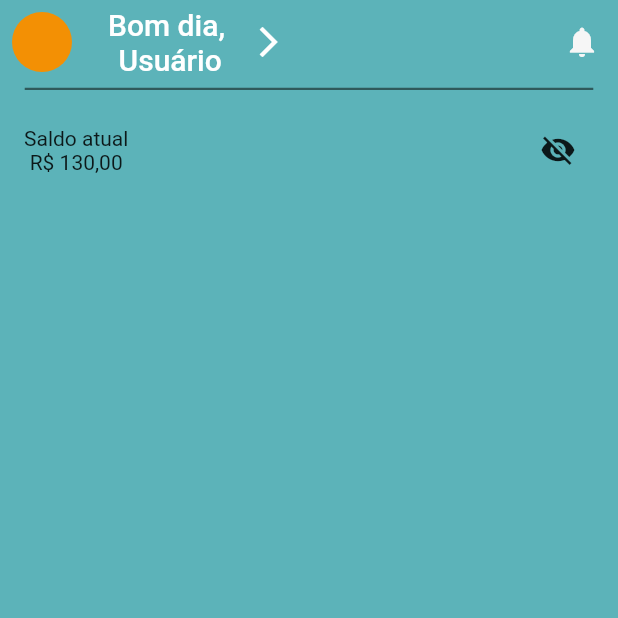
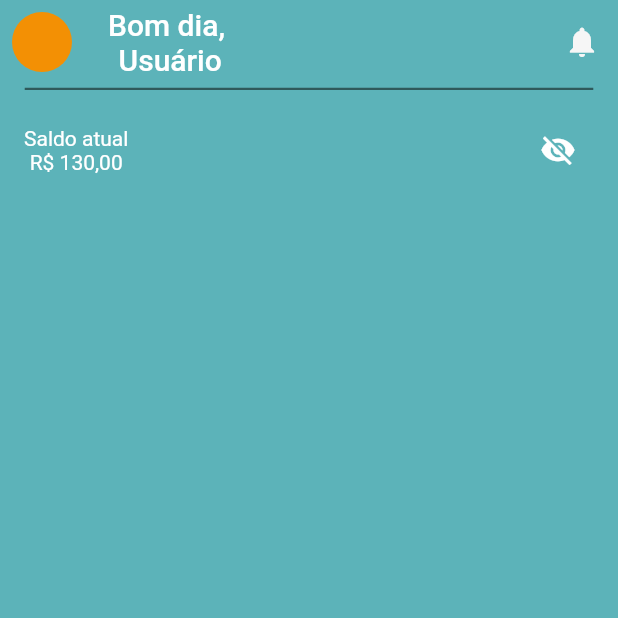
Before and after one commit to ncn-freedev/controle_gastos_prototipo, a Flutter app: the screen it shows after launch, on a phone screen of 412 x 824 dp, the top half of it. Run offline on Flutter 3.47's test engine with Material 2 defaults, Android fonts, the light colour scheme and no system bars; our stand-ins replace google_fonts; Roboto replaces fonts that are missing (Inder).

Commit message:
Creating design_system folder, add google.fonts, update cash_balance_bar.dart

```diff
--- a/lib/app.dart
+++ b/lib/app.dart
@@ -1,4 +1,6 @@
+import 'package:controle_gastos_prototipo/design_system/colors.dart';
 import 'package:flutter/material.dart';
+import 'package:google_fonts/google_fonts.dart';
 
 import 'pages/splashscreen/splashscreen.dart';
 
@@ -10,7 +12,11 @@ class MyApp extends StatelessWidget {
     return MaterialApp(
       debugShowCheckedModeBanner: false,
       theme: ThemeData(
-        scaffoldBackgroundColor: const Color(0xff5cb3b9),
+        iconTheme: const IconThemeData(
+          color: AppColors.primaryIconColor,
+        ),
+        textTheme: GoogleFonts.inderTextTheme(),
+        scaffoldBackgroundColor: AppColors.backgroudColor,
         elevatedButtonTheme: ElevatedButtonThemeData(
             style: ButtonStyle(
           backgroundColor: MaterialStateProperty.all(const Color(0xff3b3d53)),
--- /dev/null
+++ b/lib/design_system/colors.dart
@@ -0,0 +1,9 @@
+import 'dart:ui';
+
+class AppColors {
+  AppColors._();
+
+  static const Color backgroudColor = Color(0xff5cb3b9);
+  static const Color primarytextColor = Color(0xffffffff);
+  static const Color primaryIconColor = Color(0xffffffff);
+}
--- a/lib/pages/cash_balance_bar/cash_balance_bar.dart
+++ b/lib/pages/cash_balance_bar/cash_balance_bar.dart
@@ -1,3 +1,4 @@
+import 'package:controle_gastos_prototipo/design_system/colors.dart';
 import 'package:flutter/material.dart';
 import 'package:flutter/src/widgets/container.dart';
 import 'package:flutter/src/widgets/framework.dart';
@@ -24,9 +25,13 @@ class _CashBalanceBarState extends State<CashBalanceBar> {
         children: [
           Column(
             children: [
-              const Text('Saldo atual'),
+              const Text(
+                'Saldo atual',
+                style: TextStyle(color: AppColors.primarytextColor),
+              ),
               Text(
                 'R\$ $balanceText',
+                style: const TextStyle(color: AppColors.primarytextColor),
               ),
             ],
           ),
--- a/lib/widgets/appbar/appbar.dart
+++ b/lib/widgets/appbar/appbar.dart
@@ -26,8 +26,6 @@ class MyAppBar extends StatelessWidget implements PreferredSizeWidget {
               Text('Usuário'),
             ],
           ),
-          IconButton(
-              onPressed: () {}, icon: const Icon(Icons.arrow_forward_ios))
         ],
       ),
       actions: [
--- a/pubspec.yaml
+++ b/pubspec.yaml
@@ -36,6 +36,7 @@ dependencies:
   # The following adds the Cupertino Icons font to your application.
   # Use with the CupertinoIcons class for iOS style icons.
   cupertino_icons: ^1.0.2
+  google_fonts: ^3.0.1
 
 dev_dependencies:
   flutter_test:
```
Also changed, not shown: pubspec.lock, 1 other file.
